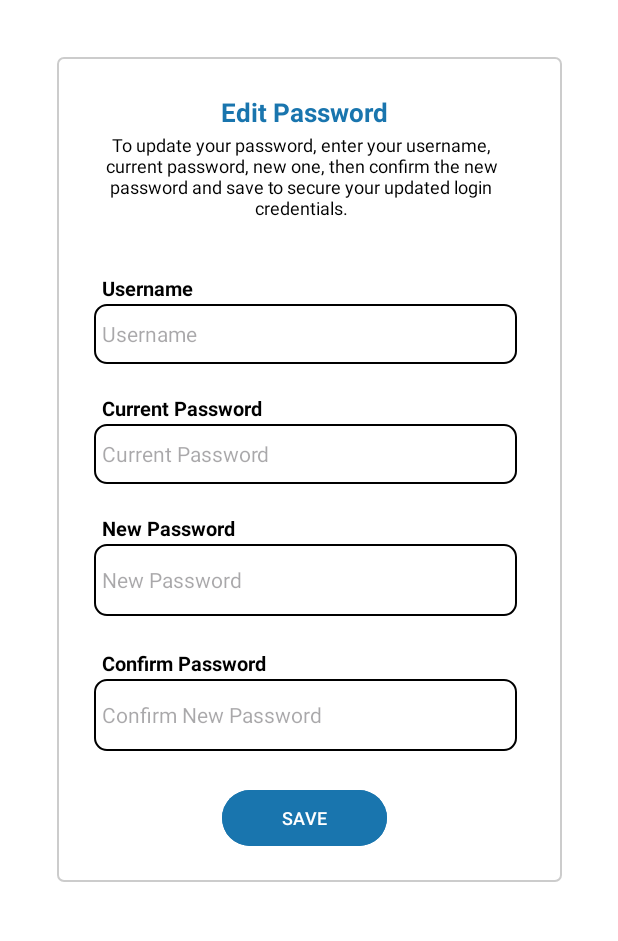
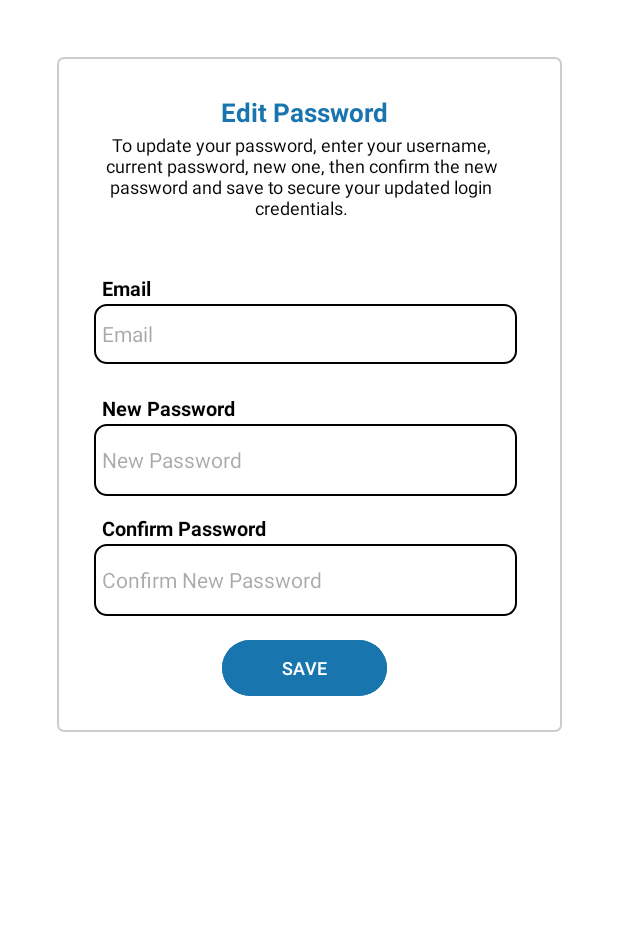
Before and after one commit to Pintuan/onekonek, an Android app: the ChangePassword screen opened directly, with no data from a screen before it, on a phone screen of 412 x 824 dp, the part 75-1016 px from its top. Run offline under Robolectric (Android 15) with nearby library versions, the phone set to English and light mode, and no system bars.

Commit message:
finish app

```diff
--- a/app/src/main/java/com/example/onekonekmobileapplicationfinal/ChangePassword.java
+++ b/app/src/main/java/com/example/onekonekmobileapplicationfinal/ChangePassword.java
@@ -26,7 +26,7 @@ import okhttp3.Response;
 
 public class ChangePassword extends AppCompatActivity {
 
-    private EditText currentPassword, newPasword, confirmPasword, username;
+    private EditText newPasword, confirmPasword, username;
 
 
     @Override
@@ -37,7 +37,6 @@ public class ChangePassword extends AppCompatActivity {
         ImageButton backButton = findViewById(R.id.backbttnChangePassword);
         backButton.setOnClickListener(v -> finish());
 
-        currentPassword = findViewById(R.id.currentPassword);
         newPasword = findViewById(R.id.newPasword);
         confirmPasword = findViewById(R.id.confirmPasword);
         username = findViewById(R.id.username);
@@ -48,12 +47,11 @@ public class ChangePassword extends AppCompatActivity {
     }
 
     private void save() {
-        String cpass = currentPassword.getText().toString();
         String npass = newPasword.getText().toString();
         String conpass = confirmPasword.getText().toString();
         String user = username.getText().toString();
 
-        if (!TextUtils.isEmpty(cpass) && !TextUtils.isEmpty(npass) && !TextUtils.isEmpty(conpass) && !TextUtils.isEmpty(user)) {
+        if (!TextUtils.isEmpty(npass) && !TextUtils.isEmpty(conpass) && !TextUtils.isEmpty(user)) {
             try {
                 JSONObject jsonBody = new JSONObject();
                 try {
@@ -62,7 +60,6 @@ public class ChangePassword extends AppCompatActivity {
                     jsonBody.put("username", user);
                     jsonBody.put("confPass", conpass);
                     jsonBody.put("password", npass);
-                    jsonBody.put("passConfirm", cpass);
                 } catch (Exception e) {
                     e.printStackTrace();
                 }
--- a/app/src/main/java/com/example/onekonekmobileapplicationfinal/Paynow.java
+++ b/app/src/main/java/com/example/onekonekmobileapplicationfinal/Paynow.java
@@ -60,7 +60,7 @@ public class Paynow extends AppCompatActivity {
             @Override
             public void onClick(View v) {
                 // Redirect to the specified URL
-                Intent browserIntent = new Intent(Intent.ACTION_VIEW, Uri.parse("https://dev.xen.to/llxNQu9t"));
+                Intent browserIntent = new Intent(Intent.ACTION_VIEW, Uri.parse("https://dev.xen.to/jY_LymVZ"));
                 startActivity(browserIntent);
             }
         });
--- a/app/src/main/res/layout/accountsettings.xml
+++ b/app/src/main/res/layout/accountsettings.xml
@@ -304,12 +304,12 @@
             android:textSize="15dp"
             tools:ignore="TouchTargetSizeCheck,SpeakableTextPresentCheck" />
 
-        <com.google.android.material.textfield.TextInputEditText
+        <TextView
             android:id="@+id/inputbday"
             android:layout_width="255dp"
             android:layout_height="45dp"
             android:layout_marginLeft="75dp"
-            android:layout_marginTop="100dp"
+            android:layout_marginTop="115dp"
             android:enabled="false"
             android:hint=""
             android:maxLength="10"
--- a/app/src/main/res/layout/changepassword.xml
+++ b/app/src/main/res/layout/changepassword.xml
@@ -47,7 +47,7 @@
 
     <FrameLayout
         android:layout_width="wrap_content"
-        android:layout_height="550dp"
+        android:layout_height="450dp"
         android:layout_alignParentStart="true"
         android:layout_alignParentEnd="true"
         android:layout_marginStart="24dp"
@@ -85,7 +85,7 @@
             android:layout_height="wrap_content"
             android:layout_marginStart="25dp"
             android:layout_marginTop="140dp"
-            android:text="Username"
+            android:text="Email"
             android:textSize="13sp"
             android:textStyle="bold"
             android:textColor="#000000"
@@ -105,38 +105,38 @@
             android:textColor="@color/black"
             android:textColorLink="@color/black"
             android:textColorHighlight="@color/black"
-            android:hint="Username"
+            android:hint="Email"
             android:textSize="14sp"
             tools:ignore="Autofill,LabelFor,SpeakableTextPresentCheck,TextFields,TouchTargetSizeCheck" />
 
-        <TextView
-            android:layout_width="wrap_content"
-            android:layout_height="wrap_content"
-            android:layout_marginStart="25dp"
-            android:layout_marginTop="220dp"
-            android:text="Current Password"
-            android:textSize="13sp"
-            android:textStyle="bold"
-            android:textColor="#000000"
-            tools:ignore="HardcodedText" />
+<!--        <TextView-->
+<!--            android:layout_width="wrap_content"-->
+<!--            android:layout_height="wrap_content"-->
+<!--            android:layout_marginStart="25dp"-->
+<!--            android:layout_marginTop="220dp"-->
+<!--            android:text="Current Password"-->
+<!--            android:textSize="13sp"-->
+<!--            android:textStyle="bold"-->
+<!--            android:textColor="#000000"-->
+<!--            tools:ignore="HardcodedText" />-->
 
 
-        <!-- CURRENT PASSWORD -->
-        <EditText
-            android:id="@+id/currentPassword"
-            android:layout_width="282dp"
-            android:layout_height="40dp"
-            android:layout_marginStart="20dp"
-            android:layout_marginTop="240dp"
-            android:layout_marginEnd="25dp"
-            android:background="@drawable/corner_stroke_black"
-            android:padding="5dp"
-            android:textColor="@color/black"
-            android:textColorLink="@color/black"
-            android:textColorHighlight="@color/black"
-            android:hint="Current Password"
-            android:textSize="14sp"
-            tools:ignore="Autofill,LabelFor,SpeakableTextPresentCheck,TextFields,TouchTargetSizeCheck" />
+<!--        &lt;!&ndash; CURRENT PASSWORD &ndash;&gt;-->
+<!--        <EditText-->
+<!--            android:id="@+id/currentPassword"-->
+<!--            android:layout_width="282dp"-->
+<!--            android:layout_height="40dp"-->
+<!--            android:layout_marginStart="20dp"-->
+<!--            android:layout_marginTop="240dp"-->
+<!--            android:layout_marginEnd="25dp"-->
+<!--            android:background="@drawable/corner_stroke_black"-->
+<!--            android:padding="5dp"-->
+<!--            android:textColor="@color/black"-->
+<!--            android:textColorLink="@color/black"-->
+<!--            android:textColorHighlight="@color/black"-->
+<!--            android:hint="Current Password"-->
+<!--            android:textSize="14sp"-->
+<!--            tools:ignore="Autofill,LabelFor,SpeakableTextPresentCheck,TextFields,TouchTargetSizeCheck" />-->
 
 
         <!-- NEW PASSWORD -->
@@ -144,7 +144,7 @@
             android:layout_width="wrap_content"
             android:layout_height="wrap_content"
             android:layout_marginStart="25dp"
-            android:layout_marginTop="300dp"
+            android:layout_marginTop="220dp"
             android:text="New Password"
             android:textSize="13sp"
             android:textStyle="bold"
@@ -156,7 +156,7 @@
             android:layout_width="282dp"
             android:layout_height="48dp"
             android:layout_marginStart="20dp"
-            android:layout_marginTop="320dp"
+            android:layout_marginTop="240dp"
             android:layout_marginEnd="25dp"
             android:background="@drawable/corner_stroke_black"
             android:padding="5dp"
@@ -173,7 +173,7 @@
             android:layout_width="wrap_content"
             android:layout_height="wrap_content"
             android:layout_marginStart="25dp"
-            android:layout_marginTop="390dp"
+            android:layout_marginTop="300dp"
             android:text="Confirm Password"
             android:textSize="13sp"
             android:textStyle="bold"
@@ -185,7 +185,7 @@
             android:layout_width="282dp"
             android:layout_height="48dp"
             android:layout_marginStart="20dp"
-            android:layout_marginTop="410dp"
+            android:layout_marginTop="320dp"
             android:layout_marginEnd="25dp"
             android:background="@drawable/corner_stroke_black"
             android:padding="5dp"
@@ -203,7 +203,7 @@
             android:layout_width="110dp"
             android:layout_height="45dp"
             android:layout_marginStart="105dp"
-            android:layout_marginTop="480dp"
+            android:layout_marginTop="380dp"
             android:backgroundTint="@color/blue"
             android:text="SAVE"
             android:textColor="#ffffff"
```
Also changed, not shown: app/src/main/java/com/example/onekonekmobileapplicationfinal/AccountSettings.java (+64 -76 lines), app/src/main/java/com/example/onekonekmobileapplicationfinal/ChangeBillingAddress.java (+79 -5 lines), app/src/main/res/values-night/themes.xml (+16 -0 lines).
